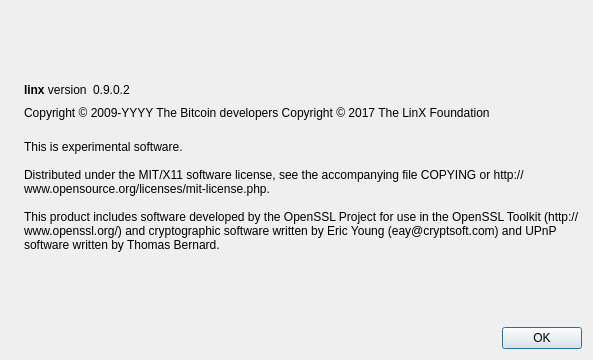
Above: src/qt/forms/aboutdialog.ui from linX-project/linX before the change. Below: the same form after it.
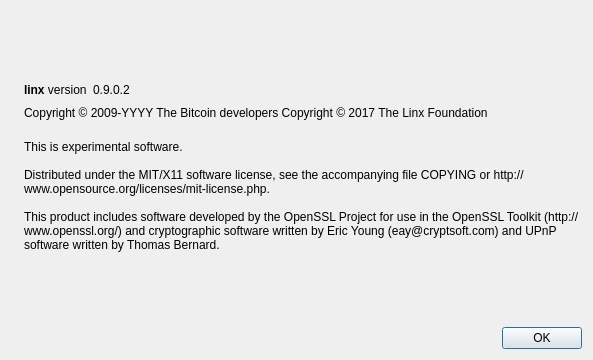
That is the form after the change. Icons and pictures are not drawn.

Commit message: LinX wording changes

What changed in the file:
```diff
--- a/src/qt/forms/aboutdialog.ui
+++ b/src/qt/forms/aboutdialog.ui
@@ -92,7 +92,7 @@
        </property>
        <property name="text">
         <string notr="true">Copyright &amp;copy; 2009-YYYY The Bitcoin developers
-Copyright &amp;copy; 2017 The LinX Foundation</string>
+Copyright &amp;copy; 2017 The Linx Foundation</string>
        </property>
        <property name="textFormat">
         <enum>Qt::RichText</enum>
```
Left out of the diff: 2 changed lines with no effect on the pictures.
